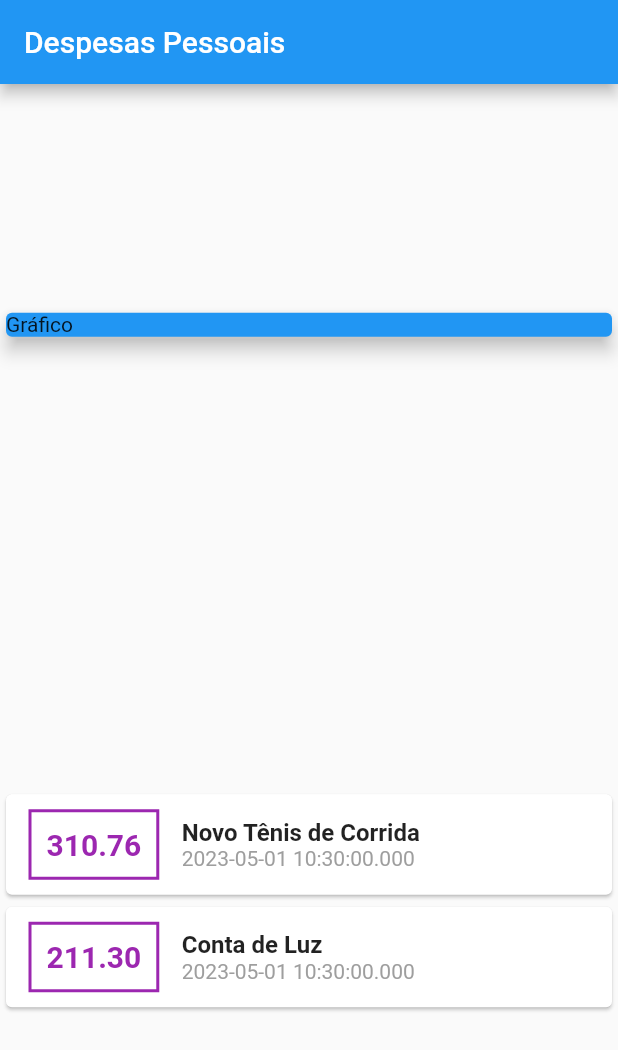
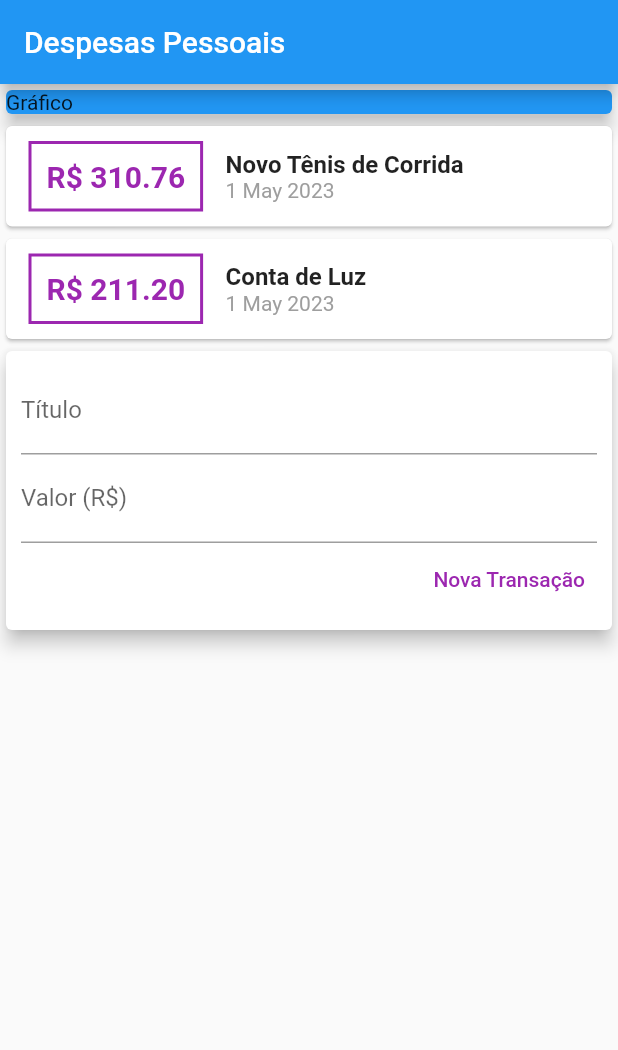
Before and after one commit to arthurmarconcini/expenses, a Flutter app: the screen it shows after launch, on a phone screen of 412 x 824 dp. Shown: the top 1050 px of the screen. Run offline on Flutter 3.47's test engine with Material 2 defaults, Android fonts, the phone set to English and light mode, and no system bars.

```diff
--- a/lib/main.dart
+++ b/lib/main.dart
@@ -1,5 +1,6 @@
 import 'package:expenses/models/transaction.dart';
 import 'package:flutter/material.dart';
+import 'package:intl/intl.dart';
 
 void main(List<String> args) {
   return runApp(const ExpensesApp());
@@ -10,24 +11,27 @@ class ExpensesApp extends StatelessWidget {
 
   @override
   Widget build(BuildContext context) {
-    return MaterialApp(home: Home());
+    return MaterialApp(home: MyHomePage());
   }
 }
 
-class Home extends StatelessWidget {
-  Home({super.key});
+class MyHomePage extends StatelessWidget {
+  MyHomePage({super.key});
+
+  final titleController = TextEditingController();
+  final valueController = TextEditingController();
 
   final _transactions = [
     Transaction(
       id: 't1',
       title: 'Novo Tênis de Corrida',
-      value: '310.76',
+      value: 310.76,
       date: DateTime.now(),
     ),
     Transaction(
       id: 't2',
       title: 'Conta de Luz',
-      value: '211.30',
+      value: 211.2,
       date: DateTime.now(),
     )
   ];
@@ -37,7 +41,6 @@ class Home extends StatelessWidget {
     return Scaffold(
         appBar: AppBar(title: const Text("Despesas Pessoais")),
         body: Column(
-          mainAxisAlignment: MainAxisAlignment.spaceAround,
           crossAxisAlignment: CrossAxisAlignment.stretch,
           children: [
             const SizedBox(
@@ -64,7 +67,7 @@ class Home extends StatelessWidget {
                       ),
                       padding: const EdgeInsets.all(10),
                       child: Text(
-                        tr.value.toString(),
+                        'R\$ ${tr.value.toStringAsFixed(2)}',
                         style: const TextStyle(
                           fontWeight: FontWeight.bold,
                           fontSize: 20,
@@ -83,7 +86,7 @@ class Home extends StatelessWidget {
                           ),
                         ),
                         Text(
-                          tr.date.toString(),
+                          DateFormat('d MMM y').format(tr.date),
                           style: const TextStyle(color: Colors.grey),
                         ),
                       ],
@@ -91,7 +94,45 @@ class Home extends StatelessWidget {
                   ]),
                 );
               }).toList(),
-            ])
+            ]),
+            Card(
+              elevation: 5,
+              child: Padding(
+                padding: const EdgeInsets.all(10),
+                child: Column(
+                  children: [
+                    TextField(
+                      controller: titleController,
+                      decoration: const InputDecoration(
+                        labelText: 'Título',
+                      ),
+                    ),
+                    TextField(
+                      controller: valueController,
+                      decoration: const InputDecoration(
+                        labelText: 'Valor (R\$)',
+                      ),
+                    ),
+                    Row(
+                      mainAxisAlignment: MainAxisAlignment.end,
+                      children: [
+                        TextButton(
+                          onPressed: () {
+                            print(titleController.text);
+                            print(valueController.text);
+                          },
+                          style: ButtonStyle(
+                            foregroundColor:
+                                MaterialStateProperty.all(Colors.purple),
+                          ),
+                          child: const Text('Nova Transação'),
+                        ),
+                      ],
+                    )
+                  ],
+                ),
+              ),
+            )
           ],
         ));
   }
--- a/lib/models/transaction.dart
+++ b/lib/models/transaction.dart
@@ -1,7 +1,7 @@
 class Transaction {
   final String id;
   final String title;
-  final String value;
+  final double value;
   final DateTime date;
 
   Transaction({
--- a/pubspec.yaml
+++ b/pubspec.yaml
@@ -30,7 +30,7 @@ environment:
 dependencies:
   flutter:
     sdk: flutter
-
+  intl: ^0.18.1
 
   # The following adds the Cupertino Icons font to your application.
   # Use with the CupertinoIcons class for iOS style icons.
```
Also changed, not shown: pubspec.lock.
